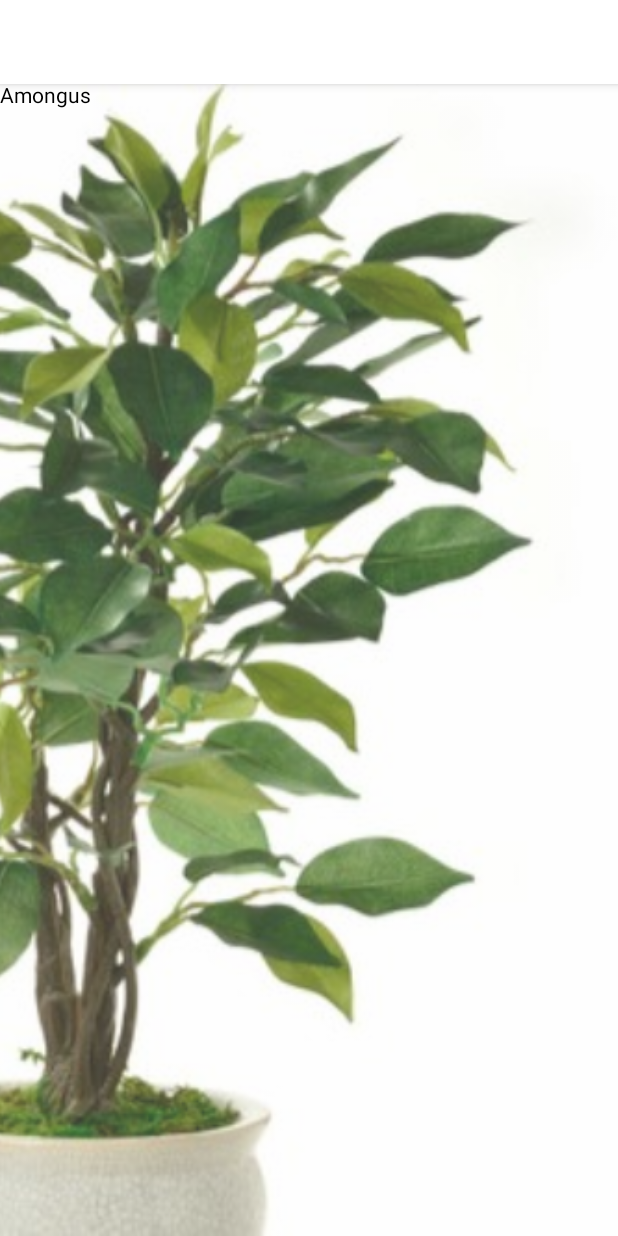
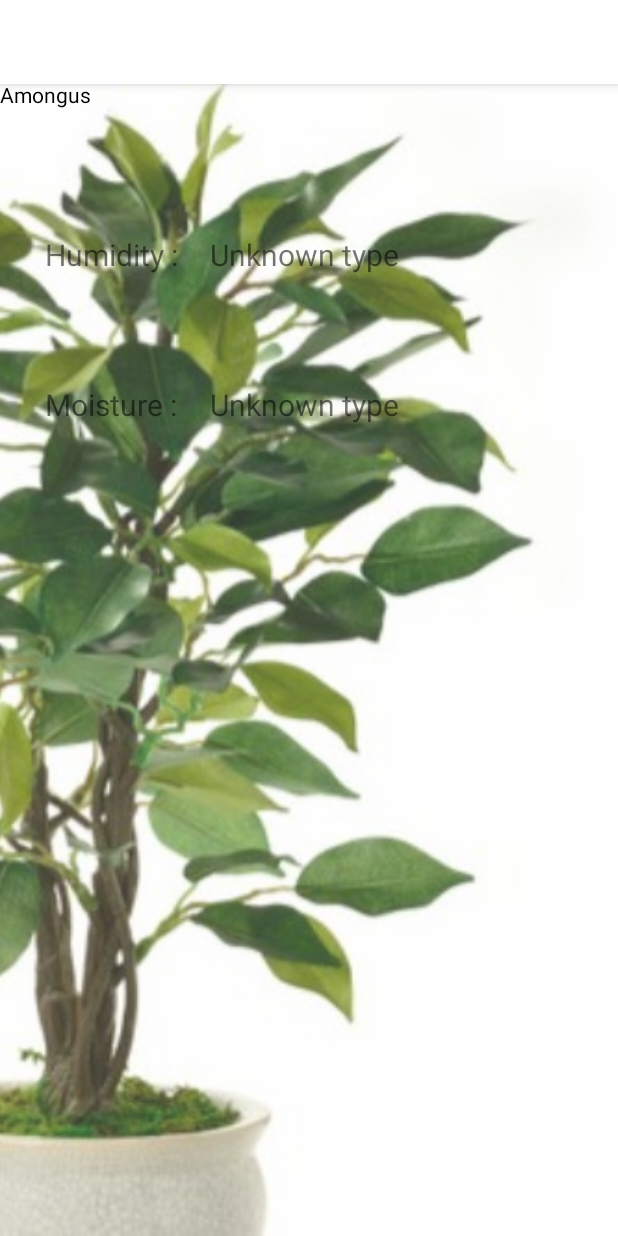
Before and after one commit to TerribleSpeller/Moodbloom, an Android app built with Jetpack Compose: the PageStat screen opened directly, with no data from a screen before it, on a phone screen of 412 x 824 dp. Run offline under Robolectric (Android 15) with nearby library versions, the phone set to English and light mode, and no system bars; our stand-ins replace Firebase (no records; nobody signed in at launch, a user with empty details on screens opened directly).

Commit message:
Connecting Firebase to Application - basic setup - simple prototyping nothing cool yet.

```diff
--- a/app/build.gradle.kts
+++ b/app/build.gradle.kts
@@ -1,6 +1,7 @@
 plugins {
     id("com.android.application")
     id("org.jetbrains.kotlin.android")
+    id("com.google.gms.google-services")
 }
 
 android {
@@ -63,6 +64,9 @@ dependencies {
     implementation("com.google.android.material:material:1.11.0")
     implementation("androidx.constraintlayout:constraintlayout:2.1.4")
     implementation("androidx.fragment:fragment:1.7.1")
+    //Firebase
+    implementation(platform("com.google.firebase:firebase-bom:33.1.0"))
+    implementation("com.google.firebase:firebase-database-ktx:21.0.0")
     testImplementation("junit:junit:4.13.2")
     androidTestImplementation("androidx.test.ext:junit:1.1.5")
     androidTestImplementation("androidx.test.espresso:espresso-core:3.5.1")
--- a/app/src/main/java/com/comporg/finalprojectv3/pageStat.kt
+++ b/app/src/main/java/com/comporg/finalprojectv3/pageStat.kt
@@ -2,6 +2,7 @@ package com.comporg.finalprojectv3
 
 import android.content.Intent
 import android.os.Bundle
+import android.util.Log
 import android.view.LayoutInflater
 import android.view.View
 import android.view.ViewGroup
@@ -19,20 +20,86 @@ import androidx.compose.ui.Modifier
 import androidx.compose.ui.platform.ComposeView
 import androidx.compose.ui.res.painterResource
 import androidx.compose.ui.unit.dp
+import com.google.firebase.Firebase
+import com.google.firebase.database.DatabaseReference
+import com.google.firebase.database.DataSnapshot
+import com.google.firebase.database.DatabaseError
+import com.google.firebase.database.FirebaseDatabase
+import com.google.firebase.database.ValueEventListener
 
 class PageStat: AppCompatActivity() {
+
+    private lateinit var databaseRef1: DatabaseReference
+    private lateinit var databaseRef2: DatabaseReference
+
+    private lateinit var humidView: TextView
+    private lateinit var moistView: TextView
+    private lateinit var humidViewText: TextView
+    private lateinit var moistViewText: TextView
     override fun onCreate(savedInstanceState: Bundle?) {
         super.onCreate(savedInstanceState)
         setContentView(R.layout.statpage)
 
+        humidView = findViewById(R.id.humidViewXML)
+        moistView = findViewById(R.id.moistViewXML)
+
+        humidViewText = findViewById(R.id.humidViewText)
+        moistViewText = findViewById(R.id.moistViewText)
+
+        humidViewText.text = "Humidity :"
+        moistViewText.text = "Moisture :"
+
+
+        val database = FirebaseDatabase.getInstance("https://sem4-appeng-database-default-rtdb.asia-southeast1.firebasedatabase.app")
+        databaseRef1 = database.getReference("humidity") // Adjust the path to your data
+        databaseRef2 = database.getReference("moisture") // Adjust the path to your data
+
         // Find the ComposeView in the layout
         val composeView: ComposeView = findViewById(R.id.compose_view)
+
+        databaseRef1.addValueEventListener(object : ValueEventListener {
+            override fun onDataChange(dataSnapshot: DataSnapshot) {
+                // Get the data from the snapshot
+                val value = when (val data = dataSnapshot.value) {
+                    is String -> data
+                    is Long -> data.toString()
+                    else -> "Unknown type"
+                }                // Display the data in the TextView
+                humidView.text = value
+            }
+
+            override fun onCancelled(error: DatabaseError) {
+                // Log the error
+                Log.w("Firebase", "Failed to read value.", error.toException())
+            }
+        })
+
+        databaseRef2.addValueEventListener(object : ValueEventListener {
+            override fun onDataChange(dataSnapshot: DataSnapshot) {
+                // Get the data from the snapshot
+                val value = when (val data = dataSnapshot.value) {
+                    is String -> data
+                    is Long -> data.toString()
+                    else -> "Unknown type"
+                }                // Display the data in the TextView
+                moistView.text = value
+            }
+
+            override fun onCancelled(error: DatabaseError) {
+                // Log the error
+                Log.w("Firebase", "Failed to read value.", error.toException())
+            }
+        })
 
         // Set the content of the ComposeView
         composeView.setContent {
             // Call your composable function here
             testText()
         }
+
+
+
+
     }
 }
 
--- a/app/src/main/res/layout/statpage.xml
+++ b/app/src/main/res/layout/statpage.xml
@@ -13,6 +13,42 @@
         android:src="@drawable/plantpic"
         android:alpha="0.8"/>
 
+    <TextView
+        android:id="@+id/humidViewXML"
+        android:layout_width="wrap_content"
+        android:layout_height="wrap_content"
+        android:layout_marginLeft="140dp"
+        android:layout_marginTop="100dp"
+        android:text="Hello, Firebase!"
+        android:textSize="20sp" />
+
+    <TextView
+        android:id="@+id/humidViewText"
+        android:layout_width="wrap_content"
+        android:layout_height="wrap_content"
+        android:layout_marginLeft="30dp"
+        android:layout_marginTop="100dp"
+        android:text="Hello, Firebase!"
+        android:textSize="20sp" />
+
+    <TextView
+        android:id="@+id/moistViewXML"
+        android:layout_width="wrap_content"
+        android:layout_height="wrap_content"
+        android:layout_marginLeft="140dp"
+        android:layout_marginTop="200dp"
+        android:text="Hello, Firebase!"
+        android:textSize="20sp" />
+
+    <TextView
+        android:id="@+id/moistViewText"
+        android:layout_width="wrap_content"
+        android:layout_height="wrap_content"
+        android:layout_marginLeft="30dp"
+        android:layout_marginTop="200dp"
+        android:text="Hello, Firebase!"
+        android:textSize="20sp" />
+
     <androidx.compose.ui.platform.ComposeView xmlns:android="http://schemas.android.com/apk/res/android"
         android:id="@+id/compose_view"
         android:layout_width="match_parent"
--- a/build.gradle.kts
+++ b/build.gradle.kts
@@ -2,4 +2,6 @@
 plugins {
     id("com.android.application") version "8.2.2" apply false
     id("org.jetbrains.kotlin.android") version "1.9.0" apply false
+    // Add the dependency for the Google services Gradle plugin
+    id("com.google.gms.google-services") version "4.4.2" apply false
 }
```
Also changed, not shown: app/src/main/java/com/comporg/finalprojectv3/pageThree.kt (+33 -0 lines), app/src/main/res/layout/pagethree.xml (+9 -0 lines).
